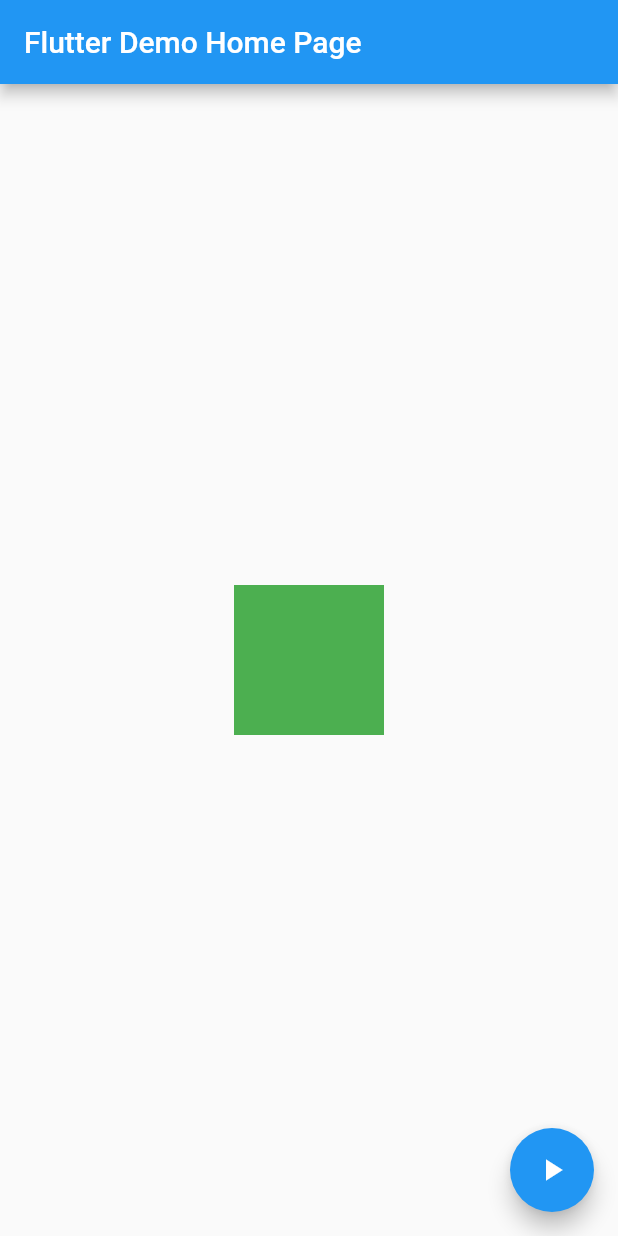
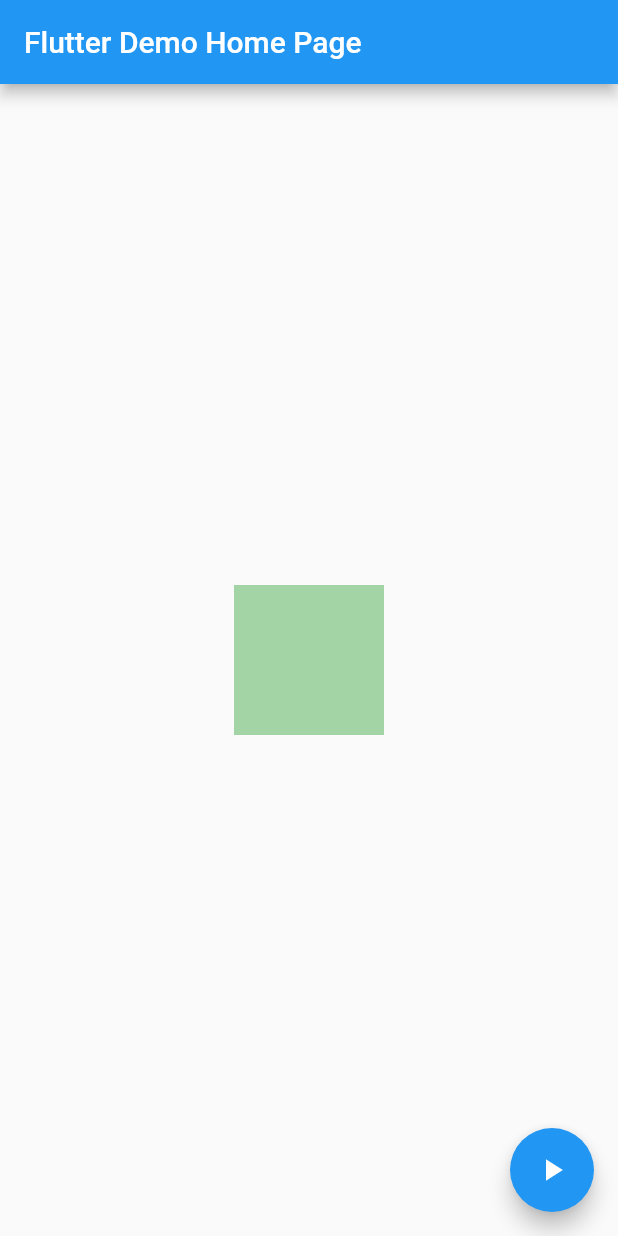
Before and after one commit to ltsimps/FlutterProjects, a Flutter app: the screen it shows after launch, on a phone screen of 412 x 824 dp. Run offline on Flutter 3.47's test engine with Material 2 defaults, Android fonts, the phone set to English and light mode, and no system bars; our stand-ins replace cloud_firestore, firebase_core, flutter_riverpod; accounts and stored records are empty.

Commit message:
simple box animation complete

```diff
--- a/DeliberatePractice/Animations/growandshrink/lib/main.dart
+++ b/DeliberatePractice/Animations/growandshrink/lib/main.dart
@@ -30,11 +30,15 @@ class MyHomePage extends StatefulWidget {
 class _MyHomePageState extends State<MyHomePage> {
   double _size = 100;
   Color _boxColor = Colors.green;
+  double _boxOpacity = 1.0;
+  bool _showBox = false;
 
   void _changeShape() {
     setState(() {
-      _size = _size == 100 ? 200 : 100;
-      _boxColor = _boxColor == Colors.green ? Colors.purple : Colors.green;
+      //_size = _size == 100 ? 200 : 100;
+      //_boxColor = _boxColor == Colors.green ? Colors.purple : Colors.green;
+      //_boxOpacity = _boxOpacity == 1.0 ? 0.0 : 1.0;
+      _showBox = !_showBox;
     });
   }
 
@@ -45,11 +49,16 @@ class _MyHomePageState extends State<MyHomePage> {
         title: Text(widget.title!),
       ),
       body: Center(
-        child: AnimatedContainer(
+        child: AnimatedOpacity(
+          duration: Duration(milliseconds: 1000),
+          opacity: _showBox ? 1.0 : 0.5,
+          child: AnimatedContainer(
             duration: Duration(milliseconds: 1000),
-            width: _size,
-            height: _size,
-            color: _boxColor),
+            width: _showBox ? 200 : 100,
+            height: _showBox ? 200 : 100,
+            color: _showBox ? Colors.purple : Colors.green,
+          ),
+        ),
       ),
       floatingActionButton: FloatingActionButton(
         onPressed: _changeShape,
```
